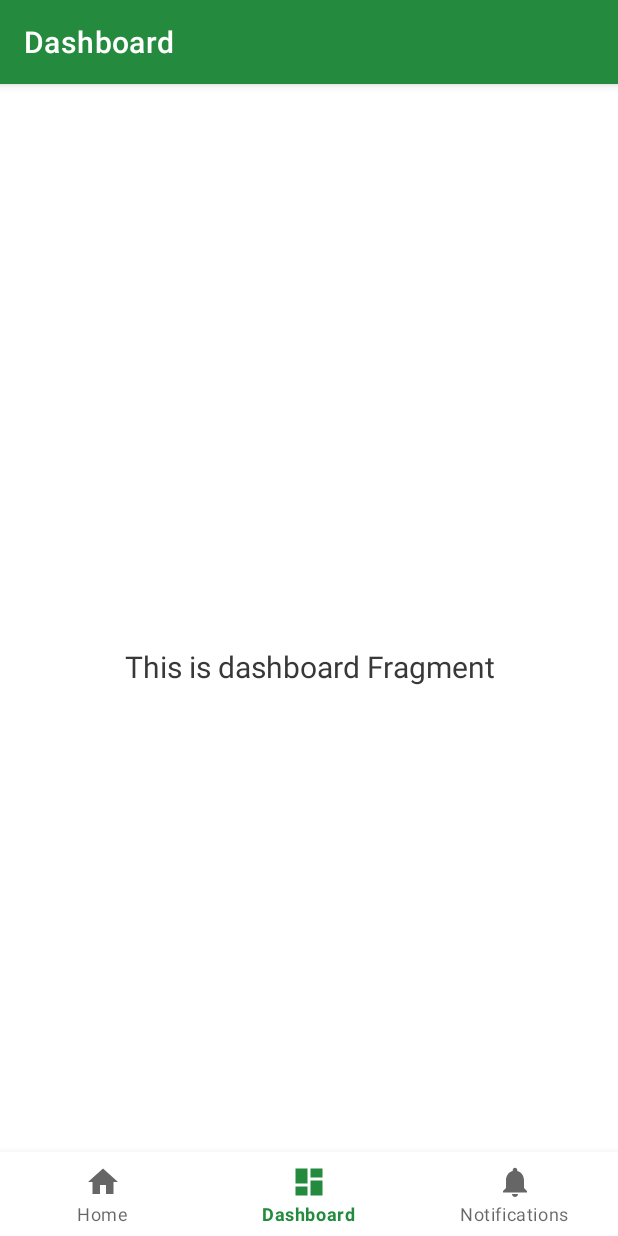
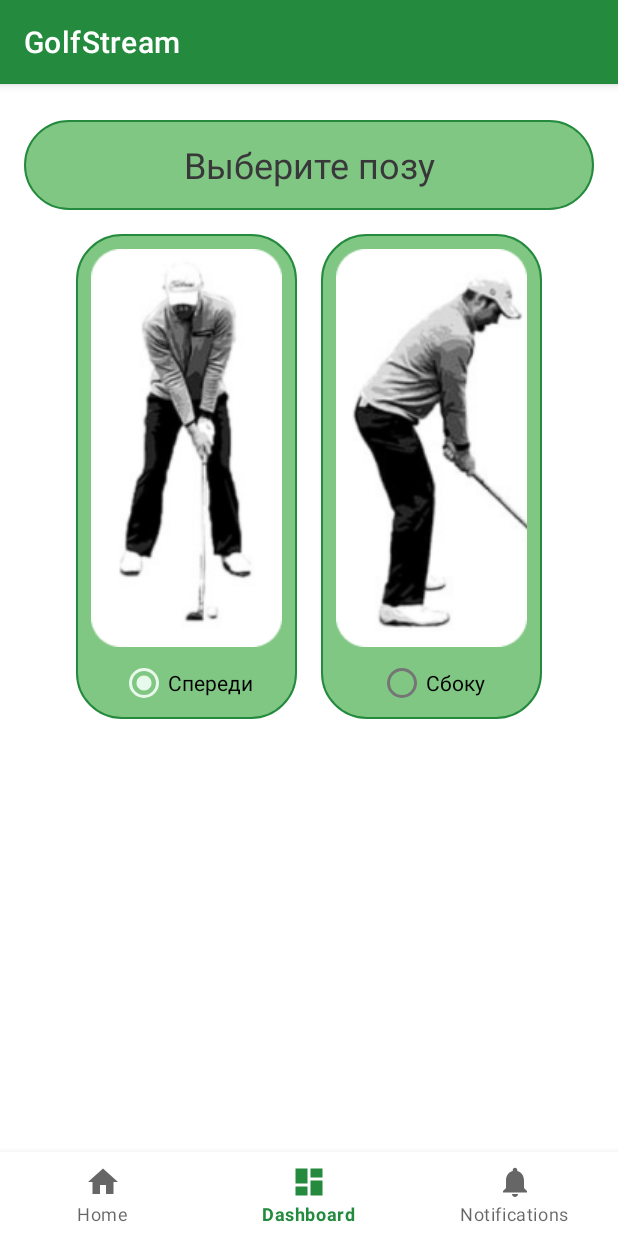
Before and after one commit to Belyaash/GolfStream, an Android app: the DashboardFragment screen opened through its navigation route, on a phone screen of 412 x 824 dp. Run offline under Robolectric (Android 15) with nearby library versions, the phone set to English and light mode, and no system bars; our stand-ins replace navigation-ui; Roboto replaces fonts that are not available here.

Commit message:
RoundBox с позами

```diff
--- a/app/src/main/java/com/example/golfstream/ui/dashboard/DashboardViewModel.kt
+++ b/app/src/main/java/com/example/golfstream/ui/dashboard/DashboardViewModel.kt
@@ -7,7 +7,6 @@ import androidx.lifecycle.ViewModel
 class DashboardViewModel : ViewModel() {
 
     private val _text = MutableLiveData<String>().apply {
-        value = "This is dashboard Fragment"
     }
     val text: LiveData<String> = _text
 }
--- a/app/src/main/java/com/example/golfstream/ui/home/HomeViewModel.kt
+++ b/app/src/main/java/com/example/golfstream/ui/home/HomeViewModel.kt
@@ -7,7 +7,6 @@ import androidx.lifecycle.ViewModel
 class HomeViewModel : ViewModel() {
 
     private val _text = MutableLiveData<String>().apply {
-        value = "This is home Fragment"
     }
     val text: LiveData<String> = _text
 }
--- /dev/null
+++ b/app/src/main/res/drawable/round_title.xml
@@ -0,0 +1,8 @@
+<?xml version="1.0" encoding="utf-8"?>
+<shape xmlns:android="http://schemas.android.com/apk/res/android">
+    <solid android:color="#81C784" />
+    <corners android:radius="30dp" />
+    <stroke
+        android:width="1dp"
+        android:color="@color/green_500" />
+</shape>
--- a/app/src/main/res/layout/activity_main.xml
+++ b/app/src/main/res/layout/activity_main.xml
@@ -3,8 +3,7 @@
     xmlns:app="http://schemas.android.com/apk/res-auto"
     android:id="@+id/container"
     android:layout_width="match_parent"
-    android:layout_height="match_parent"
-    android:paddingTop="?attr/actionBarSize">
+    android:layout_height="match_parent">
 
     <com.google.android.material.bottomnavigation.BottomNavigationView
         android:id="@+id/nav_view"
@@ -25,11 +24,11 @@
         android:layout_height="0dp"
         app:defaultNavHost="true"
         app:layout_constraintBottom_toTopOf="@id/nav_view"
-        app:layout_constraintHorizontal_bias="0.0"
+        app:layout_constraintHorizontal_bias="1.0"
         app:layout_constraintLeft_toLeftOf="parent"
         app:layout_constraintRight_toRightOf="parent"
         app:layout_constraintTop_toTopOf="parent"
-        app:layout_constraintVertical_bias="1.0"
+        app:layout_constraintVertical_bias="0.0"
         app:navGraph="@navigation/mobile_navigation" />
 
 </androidx.constraintlayout.widget.ConstraintLayout>
--- a/app/src/main/res/layout/fragment_dashboard.xml
+++ b/app/src/main/res/layout/fragment_dashboard.xml
@@ -9,14 +9,89 @@
     <TextView
         android:id="@+id/text_dashboard"
         android:layout_width="match_parent"
-        android:layout_height="wrap_content"
-        android:layout_marginStart="8dp"
-        android:layout_marginTop="8dp"
-        android:layout_marginEnd="8dp"
+        android:layout_height="60dp"
+        android:layout_marginStart="16dp"
+        android:layout_marginTop="24dp"
+        android:layout_marginEnd="16dp"
+        android:background="@drawable/round_title"
+        android:gravity="center"
+        android:text="Выберите позу"
         android:textAlignment="center"
-        android:textSize="20sp"
-        app:layout_constraintBottom_toBottomOf="parent"
+        android:textSize="24sp"
         app:layout_constraintEnd_toEndOf="parent"
         app:layout_constraintStart_toStartOf="parent"
         app:layout_constraintTop_toTopOf="parent" />
+
+    <RadioGroup
+        android:id="@+id/radioGroup"
+        android:layout_width="0dp"
+        android:layout_height="wrap_content"
+        android:layout_marginTop="16dp"
+        android:gravity="center"
+        android:orientation="horizontal"
+        app:layout_constraintEnd_toEndOf="parent"
+        app:layout_constraintStart_toStartOf="parent"
+        app:layout_constraintTop_toBottomOf="@+id/text_dashboard">
+
+        <LinearLayout
+            android:id="@+id/option1"
+
+            android:layout_width="wrap_content"
+            android:layout_height="wrap_content"
+            android:layout_marginRight="16dp"
+            android:background="@drawable/round_title"
+            android:orientation="vertical">
+
+            <ImageView
+                android:id="@+id/imageViewOption1"
+                android:layout_width="wrap_content"
+                android:layout_height="wrap_content"
+                android:layout_gravity="center_horizontal"
+                android:layout_marginLeft="10dp"
+                android:layout_marginTop="10dp"
+                android:layout_marginRight="10dp"
+                android:src="@drawable/pose_front" />
+
+            <RadioButton
+                android:id="@+id/radioButtonOption1"
+                android:layout_width="wrap_content"
+                android:layout_height="wrap_content"
+                android:layout_gravity="center_horizontal"
+                android:checked="true"
+                android:enabled="true"
+                android:shadowColor="#000000"
+                android:text="Спереди" />
+
+        </LinearLayout>
+
+        <LinearLayout
+            android:id="@+id/option2"
+            android:layout_width="wrap_content"
+            android:layout_height="wrap_content"
+
+            android:background="@drawable/round_title"
+            android:orientation="vertical">
+
+            <ImageView
+                android:id="@+id/imageViewOption2"
+                android:layout_width="wrap_content"
+                android:layout_height="wrap_content"
+                android:layout_gravity="center_horizontal"
+                android:layout_marginLeft="10dp"
+                android:layout_marginTop="10dp"
+                android:layout_marginRight="10dp"
+                android:src="@drawable/pose_left" />
+
+            <RadioButton
+                android:id="@+id/radioButtonOption2"
+                android:layout_width="wrap_content"
+                android:layout_height="wrap_content"
+                android:layout_gravity="center_horizontal"
+                android:text="Сбоку" />
+
+        </LinearLayout>
+
+
+    </RadioGroup>
+
 </androidx.constraintlayout.widget.ConstraintLayout>
--- a/app/src/main/res/layout/fragment_home.xml
+++ b/app/src/main/res/layout/fragment_home.xml
@@ -14,9 +14,9 @@
         android:layout_marginTop="32dp"
         android:layout_marginEnd="32dp"
         android:fontFamily="@font/ubuntu"
+
         android:text="Добро пожаловать!"
         android:textAlignment="center"
-
         android:textSize="34sp"
         app:layout_constraintEnd_toEndOf="parent"
         app:layout_constraintStart_toStartOf="parent"
--- a/app/src/main/res/navigation/mobile_navigation.xml
+++ b/app/src/main/res/navigation/mobile_navigation.xml
@@ -8,18 +8,26 @@
     <fragment
         android:id="@+id/navigation_home"
         android:name="com.example.golfstream.ui.home.HomeFragment"
-        android:label="@string/title_home"
-        tools:layout="@layout/fragment_home" />
+        android:label="@string/app_name"
+        tools:layout="@layout/fragment_home" >
+        <action
+            android:id="@+id/action_navigation_home_to_navigation_dashboard"
+            app:destination="@id/navigation_dashboard" />
+    </fragment>
 
     <fragment
         android:id="@+id/navigation_dashboard"
         android:name="com.example.golfstream.ui.dashboard.DashboardFragment"
-        android:label="@string/title_dashboard"
-        tools:layout="@layout/fragment_dashboard" />
+        android:label="@string/app_name"
+        tools:layout="@layout/fragment_dashboard" >
+        <action
+            android:id="@+id/action_navigation_dashboard_to_navigation_notifications"
+            app:destination="@id/navigation_notifications" />
+    </fragment>
 
     <fragment
         android:id="@+id/navigation_notifications"
         android:name="com.example.golfstream.ui.notifications.NotificationsFragment"
-        android:label="@string/title_notifications"
+        android:label="@string/app_name"
         tools:layout="@layout/fragment_notifications" />
 </navigation>
```
Also changed, not shown: app/src/main/res/drawable/pose_front.png (added), app/src/main/res/drawable/pose_left.png (added).
